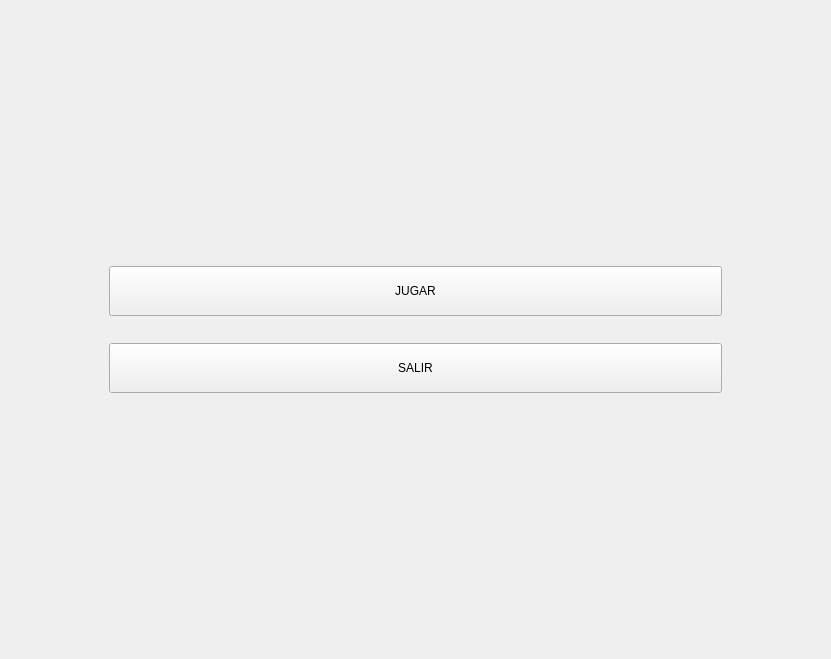
The window that menu.ui (facurz55/Paper-Please) describes before a commit, drawn with Qt 5.
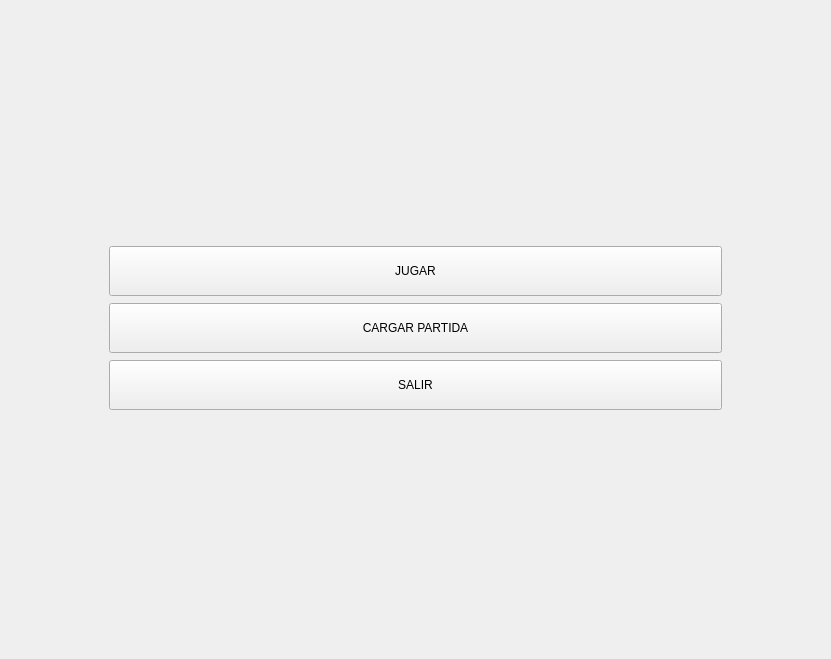
The same window after the commit. Icons and pictures are not drawn.

```diff
--- a/menu.ui
+++ b/menu.ui
@@ -48,7 +48,7 @@
       </property>
       <layout class="QHBoxLayout" name="horizontalLayout_3">
        <item>
-        <layout class="QVBoxLayout" name="verticalLayout_3" stretch="0,0">
+        <layout class="QVBoxLayout" name="verticalLayout_3" stretch="0,0,0">
          <property name="spacing">
           <number>0</number>
          </property>
@@ -77,6 +77,19 @@
            </property>
           </widget>
          </item>
+         <item>
+          <widget class="QPushButton" name="BotonCargarPartida">
+           <property name="minimumSize">
+            <size>
+             <width>50</width>
+             <height>50</height>
+            </size>
+           </property>
+           <property name="text">
+            <string>CARGAR PARTIDA</string>
+           </property>
+          </widget>
+         </item>
          <item>
           <widget class="QPushButton" name="BotonSalir">
            <property name="minimumSize">
```
Left out of the diff: 4 changed lines with no effect on the pictures.
